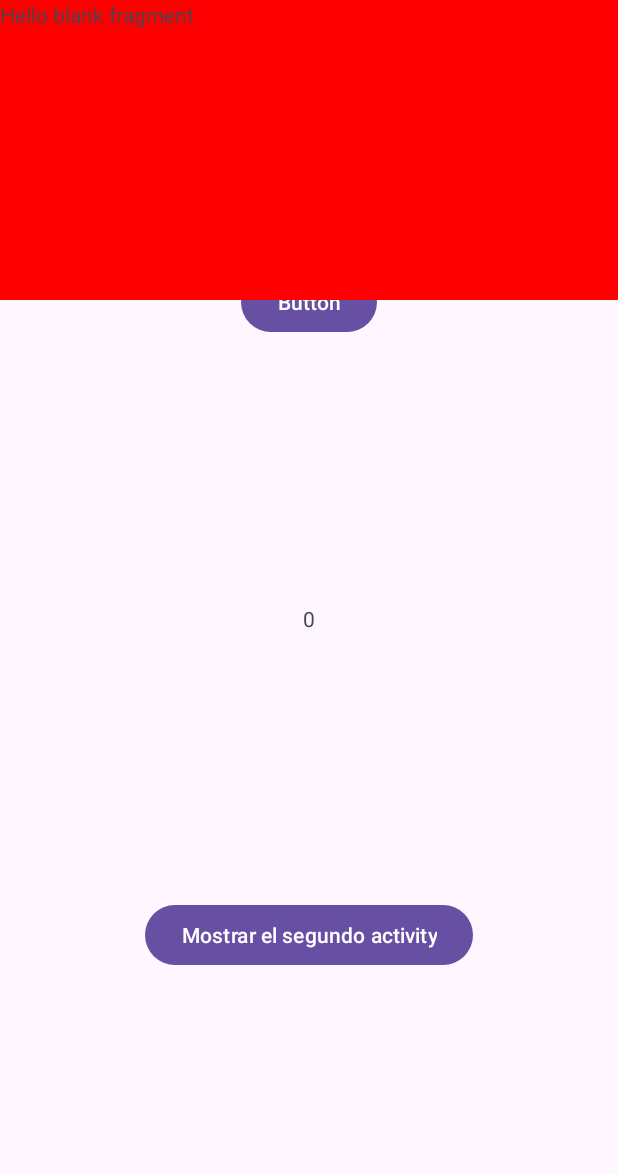
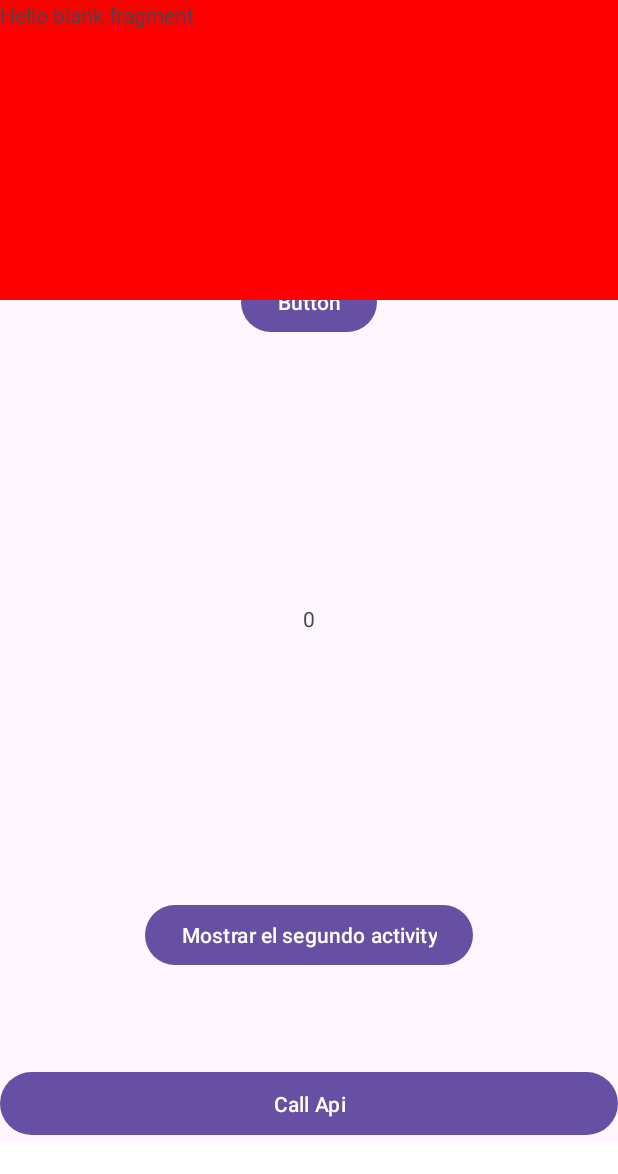
Before and after one commit to CristianHernan92/KeepCoding-AndroidFundamentos, an Android app: the screen it shows after launch (MainActivity), on a phone screen of 412 x 824 dp. Shown: the top 1174 px of the screen. Run offline under Robolectric (Android 15) with nearby library versions, the phone set to English and light mode, and no system bars.

Commit message:
agregado llamada a las apis

```diff
--- a/ResumenPracticadeloexplicadoenlasclases/app/src/main/AndroidManifest.xml
+++ b/ResumenPracticadeloexplicadoenlasclases/app/src/main/AndroidManifest.xml
@@ -1,6 +1,9 @@
 <?xml version="1.0" encoding="utf-8"?>
 <manifest xmlns:android="http://schemas.android.com/apk/res/android"
     xmlns:tools="http://schemas.android.com/tools">
+
+    <uses-permission android:name="android.permission.INTERNET" />
+    <uses-permission android:name="android.permission.ACCESS_NETWORK_STATE" />
 
     <application
         android:allowBackup="true"
--- a/ResumenPracticadeloexplicadoenlasclases/app/src/main/java/com/example/resumenpracticadeloexplicadoenlasclases/MainActivity.kt
+++ b/ResumenPracticadeloexplicadoenlasclases/app/src/main/java/com/example/resumenpracticadeloexplicadoenlasclases/MainActivity.kt
@@ -9,6 +9,7 @@ import android.widget.Toast
 import androidx.activity.viewModels
 import androidx.lifecycle.lifecycleScope
 import com.example.resumenpracticadeloexplicadoenlasclases.databinding.ActivityMainBinding
+import kotlinx.coroutines.Dispatchers
 import kotlinx.coroutines.flow.collect
 import kotlinx.coroutines.launch
 import kotlin.random.Random
@@ -109,6 +110,12 @@ class MainActivity : AppCompatActivity() {
 
         //FRAGMENTS
         mostrarFragment()
+
+        //INTERNET
+        observer_of_uiState_internet()
+        binding.buttonCallApi?.setOnClickListener {
+            viewModel.call_Api()
+        }
     }
 
     /*
@@ -261,4 +268,46 @@ class MainActivity : AppCompatActivity() {
         }
     }
 
+    //INTERNET
+
+    fun observer_of_uiState_internet(){
+        //con "Dispatchers.Main" le estamos diciendo que se ejecute en el hilo principal
+        //acá estamos pendientes de cuando cambie la variable de estado "uiState", cuando cambie se ejecutará lo de dentro del "collect"
+        lifecycleScope.launch(Dispatchers.Main) {
+            viewModel.uiState_internet.collect{ state ->
+                    when (state) {
+                        is MainActivityViewModel.State.Idle -> Idle()
+                        is MainActivityViewModel.State.Error -> showError()
+                        is MainActivityViewModel.State.Loading -> showLoading()
+                        is MainActivityViewModel.State.SuccesTestBasico -> showSuccesTestBasico(state.bootcampList)
+                        is MainActivityViewModel.State.SuccesLogin -> showSuccesLogin()
+                        is MainActivityViewModel.State.SuccesGetHeroes -> showSuccesGetHeroes()
+                    }
+            }
+        }
+    }
+
+    //funciones que se ejecutarán cuando el valor sea tal estado
+    //las llamadas que se harán a las apis tienen que lanzarse en segundo plano para que no afecten al hilo principal
+    fun Idle(){
+
+    }
+
+    fun showError(){
+
+    }
+    fun showLoading(){
+
+    }
+    fun showSuccesTestBasico(bootcampList: String){
+        binding.textViewOfCallApy?.text = bootcampList
+    }
+    fun showSuccesLogin(){
+
+    }
+
+    fun showSuccesGetHeroes(){
+
+    }
+
 }
--- a/ResumenPracticadeloexplicadoenlasclases/app/src/main/res/layout/activity_main.xml
+++ b/ResumenPracticadeloexplicadoenlasclases/app/src/main/res/layout/activity_main.xml
@@ -41,9 +41,9 @@
     </Button>
 
     <LinearLayout
+        android:id="@+id/linearLayout"
         android:layout_width="match_parent"
-        android:layout_height="200dp"
-        >
+        android:layout_height="200dp">
 
         <FrameLayout
             android:id="@+id/fragment_first"
@@ -55,4 +55,28 @@
 
     </LinearLayout>
 
+    <Button
+        android:id="@+id/button_callApi"
+        android:layout_width="match_parent"
+        android:layout_height="50dp"
+        android:text="Call Api"
+
+        app:layout_constraintBottom_toBottomOf="parent"
+        app:layout_constraintEnd_toEndOf="parent"
+        app:layout_constraintStart_toStartOf="parent"
+        app:layout_constraintTop_toBottomOf="@+id/activity_main_button_Two">
+
+    </Button>
+    <TextView
+        android:id="@+id/text_view_of_call_apy"
+        android:layout_width="0dp"
+        android:layout_height="0dp"
+        android:background="@color/white"
+
+        app:layout_constraintTop_toBottomOf="@id/button_callApi"
+        app:layout_constraintBottom_toBottomOf="parent"
+        app:layout_constraintStart_toStartOf="parent"
+        app:layout_constraintEnd_toEndOf="parent"
+        ></TextView>
+
 </androidx.constraintlayout.widget.ConstraintLayout>
```
Also changed, not shown: ResumenPracticadeloexplicadoenlasclases/app/build.gradle.kts (+11 -0 lines), ResumenPracticadeloexplicadoenlasclases/app/src/main/java/com/example/resumenpracticadeloexplicadoenlasclases/MainActivityViewModel.kt (+53 -0 lines).
